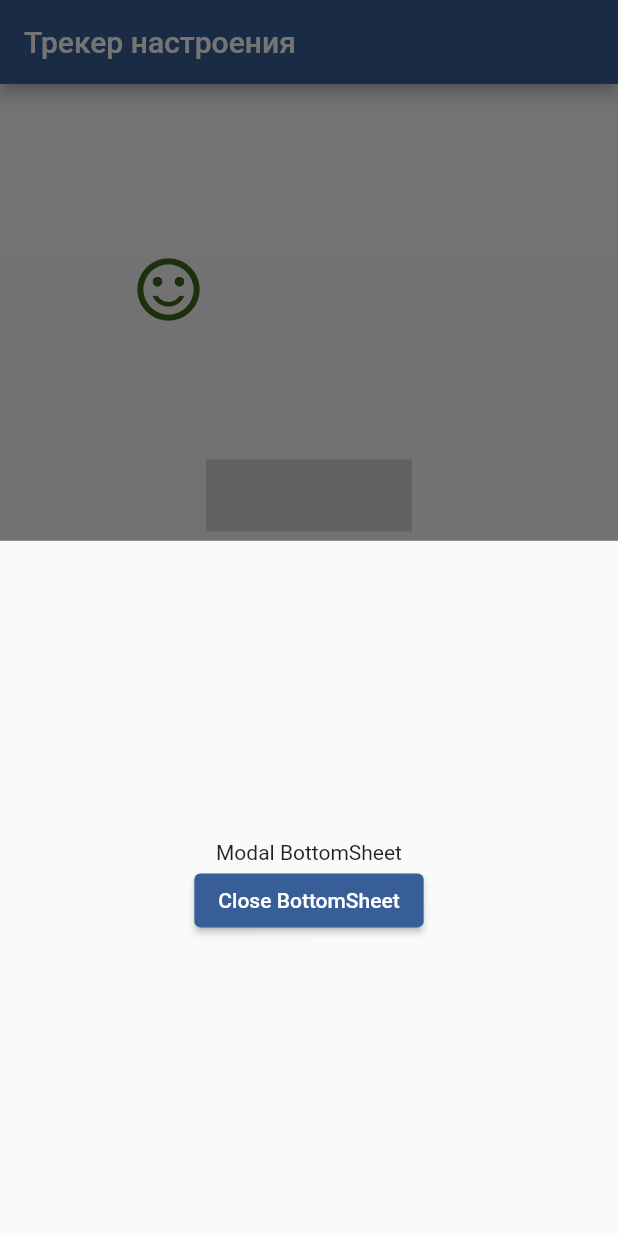
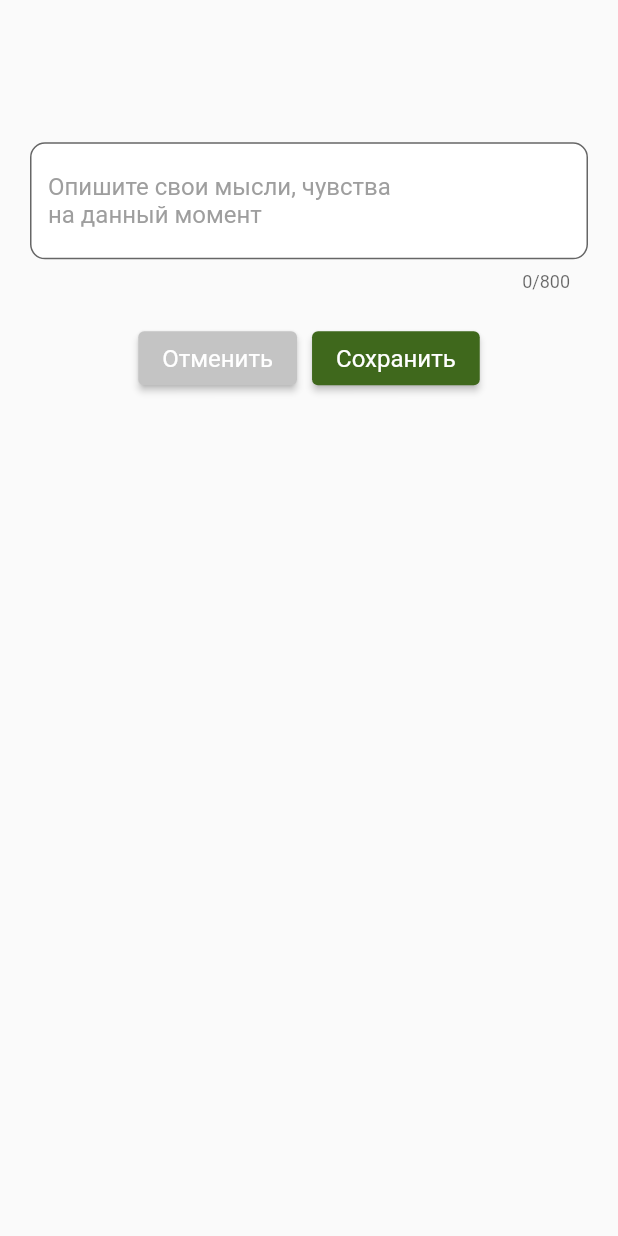
Before and after one commit to sidredin/mood_tracker, a Flutter app: the screen it shows after launch, after a tap on the "note alt" icon, on a phone screen of 412 x 824 dp. Run offline on Flutter 3.47's test engine with Material 2 defaults, Android fonts, the phone set to English and light mode, and no system bars; drawn by our look-alikes of syncfusion_flutter_sliders; missing offline and left inert: syncfusion_flutter_core.

Commit message:
Add modal bottom sheet's logic

```diff
--- /dev/null
+++ b/lib/components/button.dart
@@ -0,0 +1,29 @@
+import 'package:flutter/material.dart';
+import 'package:mood_tracker/constants.dart';
+
+class Button extends StatelessWidget {
+  const Button({
+    Key? key,
+    required this.text,
+    this.color,
+    this.onPressed,
+  }) : super(key: key);
+
+  final String text;
+  final Color? color;
+  final VoidCallback? onPressed;
+
+  @override
+  Widget build(BuildContext context) {
+    return ElevatedButton(
+      child: Text(text),
+      onPressed: onPressed,
+      style: ButtonStyle(
+        textStyle: kBtnTextStyle,
+        backgroundColor: (color != null)
+            ? MaterialStateProperty.all<Color?>(color)
+            : MaterialStateProperty.all<Color>(kMainColorGreen),
+      ),
+    );
+  }
+}
--- a/lib/constants.dart
+++ b/lib/constants.dart
@@ -64,4 +64,41 @@ const MaterialColor kMainColorYellow = const MaterialColor(
   },
 );
 
+const MaterialColor kInactiveBtnColor = const MaterialColor(
+  0xFFC4C4C4,
+  const <int, Color>{
+    50: const Color(0xFFC4C4C4),
+    100: const Color(0xFFC4C4C4),
+    200: const Color(0xFFC4C4C4),
+    300: const Color(0xFFC4C4C4),
+    400: const Color(0xFFC4C4C4),
+    500: const Color(0xFFC4C4C4),
+    600: const Color(0xFFC4C4C4),
+    700: const Color(0xFFC4C4C4),
+    800: const Color(0xFFC4C4C4),
+    900: const Color(0xFFC4C4C4),
+  },
+);
+
 const double kIconsSize = 50.0;
+
+MaterialStateProperty<TextStyle> kBtnTextStyle =
+    MaterialStateProperty.all<TextStyle>(TextStyle(fontSize: 16));
+
+MaterialStateProperty<Color> kBtnColor =
+    MaterialStateProperty.all<Color>(kMainColorGreen);
+
+const kTextFieldInputDecoration = InputDecoration(
+  filled: true,
+  fillColor: Colors.white,
+  hintText: 'Опишите свои мысли, чувства \nна данный момент',
+  hintStyle: TextStyle(
+    color: Colors.grey,
+  ),
+  border: OutlineInputBorder(
+    borderRadius: BorderRadius.all(
+      Radius.circular(10.0),
+    ),
+    // borderSide: BorderSide.none,
+  ),
+);
--- a/lib/screens/home_page_screen.dart
+++ b/lib/screens/home_page_screen.dart
@@ -1,4 +1,6 @@
 import 'package:flutter/material.dart';
+import 'package:flutter/services.dart';
+import 'package:mood_tracker/components/button.dart';
 import 'package:mood_tracker/constants.dart';
 import 'package:mood_tracker/screens/chart_screen.dart';
 import 'package:syncfusion_flutter_core/theme.dart';
@@ -16,6 +18,9 @@ class HomePageScreen extends StatefulWidget {
 
 class _HomePageScreenState extends State<HomePageScreen> {
   double? _value = 0;
+  String? comment;
+  String? commentForSaving;
+  Color noteIconColor = Colors.black;
 
   @override
   Widget build(BuildContext context) {
@@ -90,69 +95,99 @@ class _HomePageScreenState extends State<HomePageScreen> {
                   IconButton(
                     icon: Icon(
                       Icons.note_alt_outlined,
-                      color: Colors.black,
+                      color: noteIconColor,
                     ),
                     highlightColor: Colors.red,
                     splashColor: Colors.yellow,
-                    iconSize: 48,
-                    onPressed: () {
-                      showModalBottomSheet<void>(
-                        elevation: 1000,
+                    iconSize: kIconsSize,
+                    onPressed: () async {
+                      await showModalBottomSheet<String>(
+                        isScrollControlled: true,
                         context: context,
                         builder: (BuildContext context) {
                           return Container(
-                            height: 600,
-                            // color: Colors.amber,
                             child: Center(
                               child: Column(
                                 mainAxisAlignment: MainAxisAlignment.center,
-                                mainAxisSize: MainAxisSize.min,
                                 children: <Widget>[
-                                  const Text('Modal BottomSheet'),
-                                  ElevatedButton(
-                                    child: const Text('Close BottomSheet'),
-                                    onPressed: () => Navigator.pop(context),
-                                  )
+                                  Expanded(child: Container()),
+                                  Expanded(
+                                    flex: 10,
+                                    child: Center(
+                                      child: Column(
+                                        children: [
+                                          Container(
+                                            padding: EdgeInsets.all(20.0),
+                                            child: TextFormField(
+                                              initialValue: commentForSaving,
+                                              maxLengthEnforcement:
+                                                  MaxLengthEnforcement.enforced,
+                                              maxLines: null,
+                                              maxLength: 800,
+                                              style: TextStyle(
+                                                color: Colors.black,
+                                              ),
+                                              decoration:
+                                                  kTextFieldInputDecoration,
+                                              onChanged: (value) {
+                                                if (value.trim() != '') {
+                                                  comment = value;
+                                                  print('comment: $comment');
+                                                } else {
+                                                  comment = null;
+                                                  print('comment: $comment');
+                                                }
+                                              },
+                                            ),
+                                          ),
+                                          Row(
+                                            mainAxisAlignment:
+                                                MainAxisAlignment.center,
+                                            children: [
+                                              Button(
+                                                text: 'Отменить',
+                                                color: kInactiveBtnColor,
+                                                onPressed: () {
+                                                  setState(() {
+                                                    comment = commentForSaving;
+                                                  });
+                                                  return Navigator.pop(context);
+                                                },
+                                              ),
+                                              SizedBox(
+                                                width: 10.0,
+                                              ),
+                                              Button(
+                                                text: 'Сохранить',
+                                                onPressed: () {
+                                                  setState(() {
+                                                    commentForSaving = comment;
+                                                  });
+                                                  return Navigator.pop(context);
+                                                },
+                                              ),
+                                            ],
+                                          ),
+                                        ],
+                                      ),
+                                    ),
+                                  ),
                                 ],
                               ),
                             ),
                           );
                         },
                       );
-                    },
-                  ),
-                  IconButton(
-                    icon: Icon(
-                      Icons.mic_rounded,
-                      color: Colors.black,
-                    ),
-                    highlightColor: Colors.red,
-                    splashColor: Colors.yellow,
-                    iconSize: 48,
-                    onPressed: () {
-                      showModalBottomSheet<void>(
-                        elevation: 1000,
-                        context: context,
-                        builder: (BuildContext context) {
-                          return Container(
-                            height: 600,
-                            // color: Colors.amber,
-                            child: Center(
-                              child: Column(
-                                mainAxisAlignment: MainAxisAlignment.center,
-                                mainAxisSize: MainAxisSize.min,
-                                children: <Widget>[
-                                  const Text('Modal BottomSheet'),
-                                  ElevatedButton(
-                                    child: const Text('Close BottomSheet'),
-                                    onPressed: () => Navigator.pop(context),
-                                  )
-                                ],
-                              ),
-                            ),
-                          );
-                        },
-                      );
+                      // print('commentForSaving: $commentForSaving');
+                      if (commentForSaving != null) {
+                        setState(() {
+                          noteIconColor = kMainColorGreen;
+                        });
+                      } else {
+                        setState(() {
+                          noteIconColor = Colors.black;
+                        });
+                      }
                     },
                   ),
                 ],
@@ -166,30 +201,9 @@ class _HomePageScreenState extends State<HomePageScreen> {
               crossAxisAlignment: CrossAxisAlignment.start,
               children: [
                 Container(
-                  child: ClipRRect(
-                    borderRadius: BorderRadius.circular(4),
-                    child: Stack(
-                      children: <Widget>[
-                        Positioned.fill(
-                          child: Container(
-                            color: kMainColorGreen,
-                          ),
-                        ),
-                        SizedBox(
-                          height: 30,
-                          child: TextButton(
-                            style: TextButton.styleFrom(
-                              padding: const EdgeInsets.symmetric(
-                                  vertical: 1.0, horizontal: 10.0),
-                              primary: Colors.white,
-                              textStyle: const TextStyle(fontSize: 20),
-                            ),
-                            onPressed: () {},
-                            child: const Text('Сохранить'),
-                          ),
-                        ),
-                      ],
-                    ),
+                  child: Button(
+                    text: 'Сохранить',
+                    onPressed: () {},
                   ),
                 ),
               ],
```
